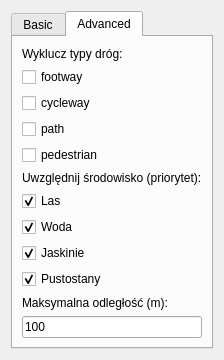
First picture: the form in dialog.ui, repository JayKey/bat_transect_plugin, before the edit.
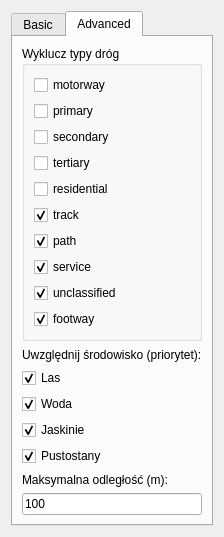
Second picture: the form after the edit. The open tabs and pages were chosen to show the change.

Commit message:
Improve OSM road filtering: correctly exclude multi-type 'highway' values
Enhanced filtering logic to handle 'highway' fields that contain lists
(e.g., ['path', 'footway']). Now roads with any excluded types are removed
as expected. This prevents unintended roads like 'path' or 'footway'
from appearing even when unchecked in the Advanced settings.

The edit to the form file:
```diff
--- a/dialog.ui
+++ b/dialog.ui
@@ -51,23 +51,53 @@
       </attribute>
       <layout class="QVBoxLayout" name="advancedLayout">
        <item>
-        <widget class="QLabel" name="labelExclude">
+        <widget class="QGroupBox" name="groupExcludeRoads">
+         <property name="title">
+          <string>Wyklucz typy dróg</string>
+         </property>
+         <layout class="QVBoxLayout" name="groupBoxLayout">
+          <item>
+           <widget class="QCheckBox" name="checkMotorway">
          <property name="text">
-          <string>Wyklucz typy dróg:</string>
+             <string>motorway</string>
          </property>
         </widget>
        </item>
        <item>
-        <widget class="QCheckBox" name="checkFootway">
+           <widget class="QCheckBox" name="checkPrimary">
          <property name="text">
-          <string>footway</string>
+             <string>primary</string>
          </property>
         </widget>
        </item>
        <item>
-        <widget class="QCheckBox" name="checkCycleway">
+           <widget class="QCheckBox" name="checkSecondary">
          <property name="text">
-          <string>cycleway</string>
+             <string>secondary</string>
+            </property>
+           </widget>
+          </item>
+          <item>
+           <widget class="QCheckBox" name="checkTertiary">
+            <property name="text">
+             <string>tertiary</string>
+            </property>
+           </widget>
+          </item>
+          <item>
+           <widget class="QCheckBox" name="checkResidential">
+            <property name="text">
+             <string>residential</string>
+            </property>
+           </widget>
+          </item>
+          <item>
+           <widget class="QCheckBox" name="checkTrack">
+            <property name="text">
+             <string>track</string>
+            </property>
+            <property name="checked">
+             <bool>true</bool>
          </property>
         </widget>
        </item>
@@ -76,13 +106,42 @@
          <property name="text">
           <string>path</string>
          </property>
+            <property name="checked">
+             <bool>true</bool>
+            </property>
         </widget>
        </item>
        <item>
-        <widget class="QCheckBox" name="checkPedestrian">
+           <widget class="QCheckBox" name="checkService">
          <property name="text">
-          <string>pedestrian</string>
-         </property>
+             <string>service</string>
+            </property>
+            <property name="checked">
+             <bool>true</bool>
+            </property>
+           </widget>
+          </item>
+          <item>
+           <widget class="QCheckBox" name="checkUnclassified">
+            <property name="text">
+             <string>unclassified</string>
+            </property>
+            <property name="checked">
+             <bool>true</bool>
+            </property>
+           </widget>
+          </item>
+          <item>
+           <widget class="QCheckBox" name="checkFootway">
+            <property name="text">
+             <string>footway</string>
+            </property>
+            <property name="checked">
+             <bool>true</bool>
+            </property>
+           </widget>
+          </item>
+         </layout>
         </widget>
        </item>
        <item>
```
Left out of the diff: 1 changed line with no effect on the pictures. Lines whose indentation alone changed are shown as unchanged. The commit also changes 3 other files.
